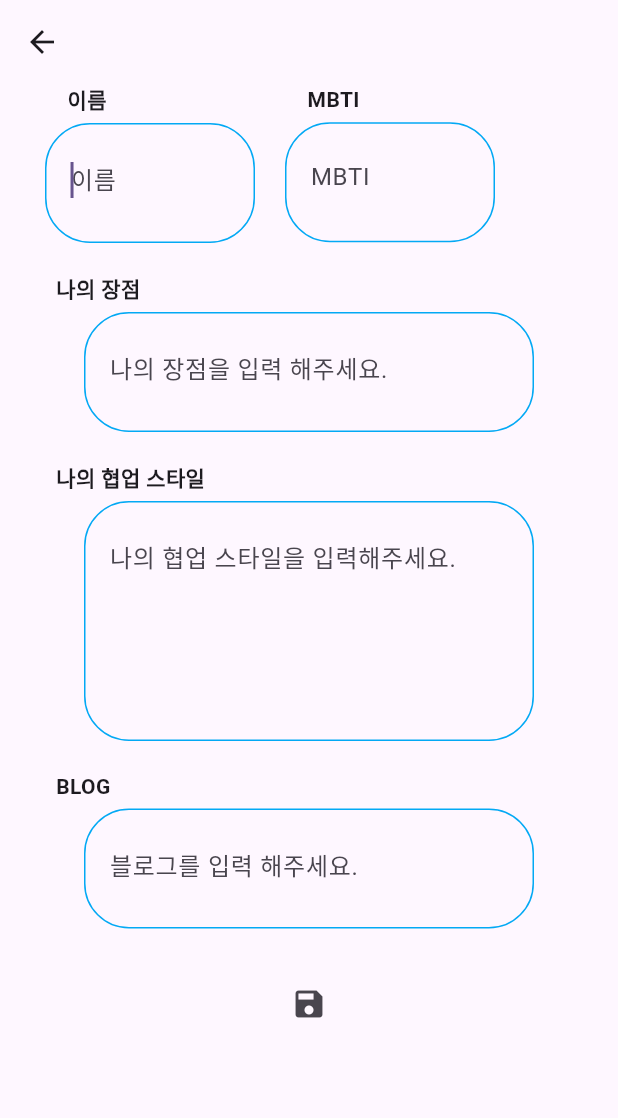
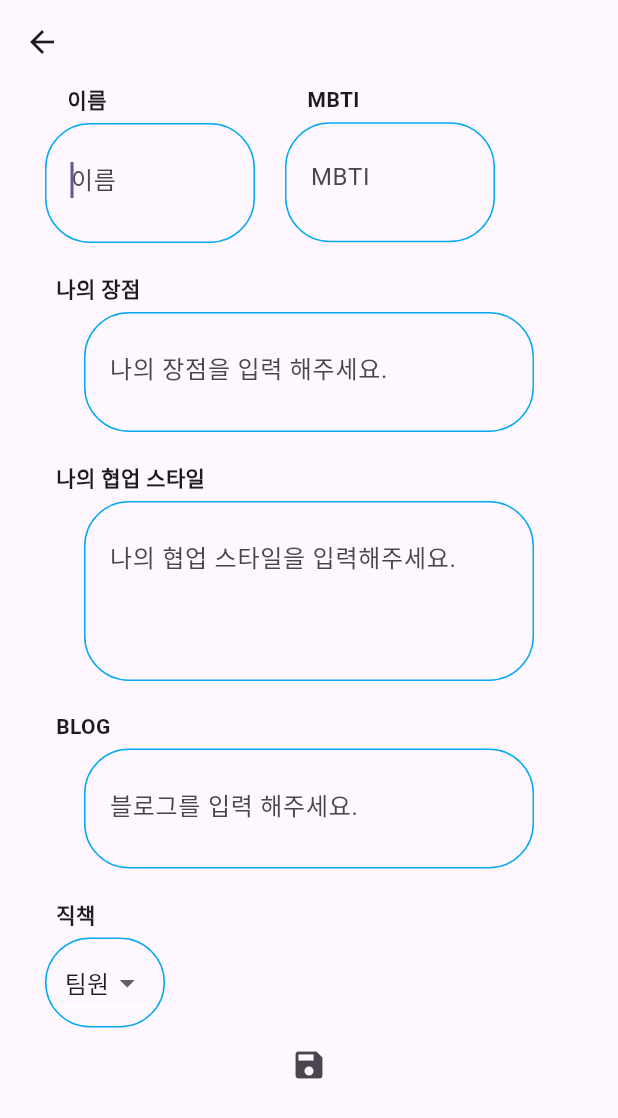
Before and after one commit to Seulbi-Lee-project/I5_teamIntroduce, a Flutter app: the screen it shows after launch, after a tap on "멤버등록", on a phone screen of 412 x 824 dp. Shown: the top 1118 px of the screen. Run offline on Flutter 3.47's test engine with Material 2 defaults, Android fonts, the phone set to English and light mode, and no system bars; our stand-ins replace shared_preferences; network calls fail.

Commit message:
[FEAT] : position updated

```diff
--- a/lib/member_detail.dart
+++ b/lib/member_detail.dart
@@ -13,6 +13,7 @@ class ConcretePage extends StatefulWidget {
   String _merit = '';
   String _style = '';
   String _blog = '';
+  String _position = '팀원';
   @override
   State<ConcretePage> createState() => _ConcretePageState();
 }
@@ -23,6 +24,7 @@ class _ConcretePageState extends State<ConcretePage> {
   TextEditingController meritController = TextEditingController();
   TextEditingController styleController = TextEditingController();
   TextEditingController blogController = TextEditingController();
+  final _valueList = ['팀장', '팀원'];
 
   int count = 0;
 
@@ -43,6 +45,7 @@ class _ConcretePageState extends State<ConcretePage> {
       widget._merit = member.merit;
       widget._style = member.style;
       widget._blog = member.blog;
+      widget._position = member.position;
     }
     return Scaffold(
       appBar: AppBar(
@@ -165,7 +168,7 @@ class _ConcretePageState extends State<ConcretePage> {
             Center(
               child: Container(
                 width: 300,
-                height: 160,
+                height: 120,
                 decoration: BoxDecoration(
                   borderRadius: BorderRadius.circular(30),
                   border: Border.all(color: Colors.lightBlue),
@@ -221,10 +224,53 @@ class _ConcretePageState extends State<ConcretePage> {
                 ),
               ),
             ),
+            SizedBox(height: 20,),
+            Text("          직책",
+                style: TextStyle(fontWeight: FontWeight.bold)),
+            SizedBox(height: 5),
+            Row(
+              children: [
+                SizedBox(width: 30),
+                Container(
+                  width: 80,
+                  height: 60,
+                  decoration: BoxDecoration(
+                    borderRadius: BorderRadius.circular(30),
+                    border: Border.all(color: Colors.lightBlue),
+                  ),
+                  child: Center(
+                    child: DropdownButton(
+                        elevation: 16,
+                        underline: Container(
+                          height: 1,
+                          color: Colors.white,
+                        ),
+                        borderRadius: BorderRadius.circular(30),
+                        value: widget._position,
+                        items: _valueList.map(
+                              (value) {
+                            return DropdownMenuItem (
+                              value: value,
+                              child: Text(value),
+                            );
+                          },
+                        ).toList(),
+                        onChanged: (value) {
+                          setState(() {
+                            widget._position = value!;
+                            count = count + 1;
+                          });
+                        }
+
+                    ),
+                  ),
+                ),
+              ],
+            ),
             Center(
               child: SizedBox(
-                height: 100,
-                width: 100,
+                height: 50,
+                width: 50,
                 child: widget.mode
                     ? IconButton(
                         onPressed: () {
@@ -239,7 +285,9 @@ class _ConcretePageState extends State<ConcretePage> {
                                 mbti: widget._mbti,
                                 merit: widget._merit,
                                 style: widget._style,
-                                blog: widget._blog,);
+                                blog: widget._blog,
+                                position: widget._position,
+                            );
                             Navigator.pop(context);
                           }
                           else {
@@ -260,7 +308,8 @@ class _ConcretePageState extends State<ConcretePage> {
                               mbti: widget._mbti,
                               merit: widget._merit,
                               style: widget._style,
-                              blog: widget._blog,);
+                              blog: widget._blog,
+                              position: widget._position,);
                               Navigator.pop(context);
                           }
                           else {
--- a/lib/member_service.dart
+++ b/lib/member_service.dart
@@ -7,6 +7,7 @@ class Member {
     required this.merit,
     required this.style,
     required this.blog,
+    required this.position,
   });
 
   String name;
@@ -14,6 +15,7 @@ class Member {
   String merit;
   String style;
   String blog;
+  String position;
 
   Map toJson() {
     return {
@@ -28,6 +30,7 @@ class Member {
       merit: json['merit'],
       style: json['style'],
       blog: json['blog'],
+      position: json['position'],
     );
   }
 }
@@ -40,6 +43,7 @@ class MemberService extends ChangeNotifier {
       merit: '끈기 있습니다',
       style: '내가 할 일은 책임감 있게 합니다',
       blog: 'https://velog.io/@kt2790',
+      position: '팀장',
     ), // 더미(dummy) 데이터
     Member(
       name: '이슬비',
@@ -47,6 +51,7 @@ class MemberService extends ChangeNotifier {
       merit: '실수가 적다',
       style: '숨은 강자',
       blog: 'https://velog.io/@ifssfws',
+      position: '팀원'
     ), // 더미(dummy) 데이터
     Member(
       name: '이승훈',
@@ -54,6 +59,7 @@ class MemberService extends ChangeNotifier {
       merit: '포기하지 않고 열심히 합니다',
       style: '민폐 안끼치고 할 일 하겠습니다',
       blog: 'https://hara9052.tistory.com/',
+        position: '팀원'
     ), // 더미(dummy) 데이터
     Member(
       name: '소준선',
@@ -61,6 +67,7 @@ class MemberService extends ChangeNotifier {
       merit: '평화주의자',
       style: '열심히 잘 따라갑니다',
       blog: 'https://junseon98.tistory.com/',
+        position: '팀원'
     ), // 더미(dummy) 데이터
     Member(
       name: '이동희',
@@ -68,6 +75,7 @@ class MemberService extends ChangeNotifier {
       merit: '계획적이다',
       style: '열심히 따라함',
       blog: 'https://velog.io/@ldh7054',
+        position: '팀원'
     ), // 더미(dummy) 데이터
   ];
 
@@ -77,6 +85,7 @@ class MemberService extends ChangeNotifier {
     required String style,
     required String merit,
     required String blog,
+    required String position,
   }) {
     Member member = Member(
       name: name,
@@ -84,9 +93,14 @@ class MemberService extends ChangeNotifier {
       style: style,
       merit: merit,
       blog: blog,
+      position: position
     );
-    memberList.insert(
-        0, member); // Consumer<MemberService>의 builder 부분을 호출해서 화면 새로고침
+    if (position == '팀장') {
+      memberList.insert(0, member);
+    }
+    else {
+      memberList.add(member);
+    }
     notifyListeners();
   }
 
@@ -97,6 +111,7 @@ class MemberService extends ChangeNotifier {
     required String style,
     required String merit,
     required String blog,
+    required String position,
   }) {
     Member member = memberList[index];
     member.name = name;
@@ -104,6 +119,19 @@ class MemberService extends ChangeNotifier {
     member.merit = merit;
     member.style = style;
     member.blog = blog;
+    member.position = position;
+
+    if (member.position == '팀장') {
+      Member tmp = memberList[index];
+      memberList.removeAt(index);
+      memberList.insert(0, tmp);
+    }
+    else {
+      Member tmp = memberList[index];
+      memberList.removeAt(index);
+      memberList.add(tmp);
+    }
+
     notifyListeners();
   }
 
--- a/lib/member_view.dart
+++ b/lib/member_view.dart
@@ -44,6 +44,8 @@ class MemberView extends StatelessWidget {
                         ),
                       ],
                     ),
+                    trailing: member.position == '팀장' ? IconButton(icon: Icon(Icons.account_circle),
+                    onPressed: () {}) : IconButton(icon: Icon(Icons. account_circle_outlined), onPressed: () {},),
                     onTap: () {
                       Navigator.push(
                         context,
```
Also changed, not shown: pubspec.lock.
